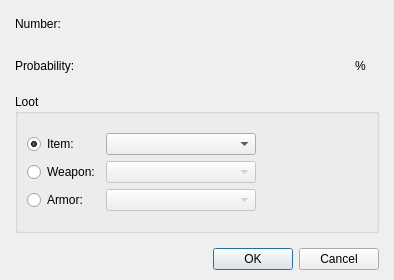
First picture: the form in Dialogs/Systems/dialogsystemloot.ui, repository RPG-Paper-Maker/RPG-Paper-Maker, before the edit.
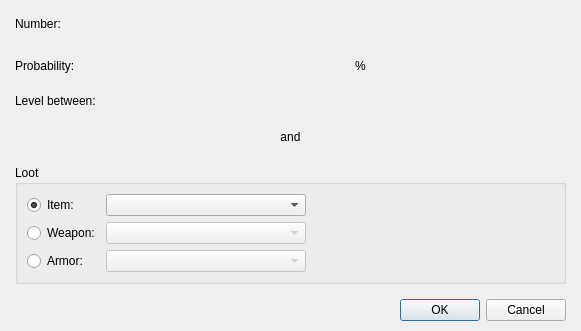
Second picture: the form after the edit. Custom widgets are drawn as their Qt base class.

What changed in the file:
```diff
--- a/Dialogs/Systems/dialogsystemloot.ui
+++ b/Dialogs/Systems/dialogsystemloot.ui
@@ -6,14 +6,14 @@
    <rect>
     <x>0</x>
     <y>0</y>
-    <width>394</width>
-    <height>280</height>
+    <width>574</width>
+    <height>323</height>
    </rect>
   </property>
   <property name="windowTitle">
    <string>Loot...</string>
   </property>
-  <layout class="QGridLayout" name="gridLayout_4">
+  <layout class="QGridLayout" name="gridLayout_5">
    <property name="leftMargin">
     <number>15</number>
    </property>
@@ -27,11 +27,13 @@
     <number>10</number>
    </property>
    <item row="0" column="0">
-    <layout class="QVBoxLayout" name="verticalLayout">
+    <layout class="QVBoxLayout" name="verticalLayout_2">
      <property name="spacing">
       <number>15</number>
      </property>
      <item>
+      <layout class="QVBoxLayout" name="verticalLayout">
+       <item>
       <layout class="QGridLayout" name="gridLayout_3">
        <item row="0" column="0">
         <widget class="QLabel" name="label">
@@ -66,8 +68,8 @@
          </property>
          <property name="sizeHint" stdset="0">
           <size>
-           <width>48</width>
-           <height>68</height>
+             <width>168</width>
+             <height>55</height>
           </size>
          </property>
         </spacer>
@@ -107,6 +109,59 @@
        </item>
       </layout>
      </item>
+       <item>
+        <layout class="QGridLayout" name="gridLayout_4">
+         <item row="0" column="0" colspan="3">
+          <widget class="QLabel" name="label_4">
+           <property name="text">
+            <string>Level between:</string>
+           </property>
+          </widget>
+         </item>
+         <item row="1" column="0">
+          <widget class="PanelPrimitiveValue" name="panelPrimitiveValueInit" native="true">
+           <property name="minimumSize">
+            <size>
+             <width>250</width>
+             <height>27</height>
+            </size>
+           </property>
+           <property name="maximumSize">
+            <size>
+             <width>250</width>
+             <height>27</height>
+            </size>
+           </property>
+          </widget>
+         </item>
+         <item row="1" column="1">
+          <widget class="QLabel" name="label_5">
+           <property name="text">
+            <string>and</string>
+           </property>
+           <property name="alignment">
+            <set>Qt::AlignCenter</set>
+           </property>
+          </widget>
+         </item>
+         <item row="1" column="2">
+          <widget class="PanelPrimitiveValue" name="panelPrimitiveValueFinal" native="true">
+           <property name="minimumSize">
+            <size>
+             <width>250</width>
+             <height>27</height>
+            </size>
+           </property>
+           <property name="maximumSize">
+            <size>
+             <width>250</width>
+             <height>27</height>
+            </size>
+           </property>
+          </widget>
+         </item>
+        </layout>
+       </item>
      <item>
       <widget class="QGroupBox" name="groupBox">
        <property name="title">
@@ -132,13 +187,13 @@
             </property>
             <property name="minimumSize">
              <size>
-              <width>150</width>
+                <width>200</width>
               <height>0</height>
              </size>
             </property>
             <property name="maximumSize">
              <size>
-              <width>150</width>
+                <width>200</width>
               <height>16777215</height>
              </size>
             </property>
@@ -171,13 +226,13 @@
             </property>
             <property name="minimumSize">
              <size>
-              <width>150</width>
+                <width>200</width>
               <height>0</height>
              </size>
             </property>
             <property name="maximumSize">
              <size>
-              <width>150</width>
+                <width>200</width>
               <height>16777215</height>
              </size>
             </property>
@@ -197,13 +252,13 @@
             </property>
             <property name="minimumSize">
              <size>
-              <width>150</width>
+                <width>200</width>
               <height>0</height>
              </size>
             </property>
             <property name="maximumSize">
              <size>
-              <width>150</width>
+                <width>200</width>
               <height>16777215</height>
              </size>
             </property>
@@ -213,6 +268,8 @@
         </item>
        </layout>
       </widget>
+       </item>
+      </layout>
      </item>
      <item>
       <widget class="QDialogButtonBox" name="buttonBox">
```
Lines whose indentation alone changed are shown as unchanged.
